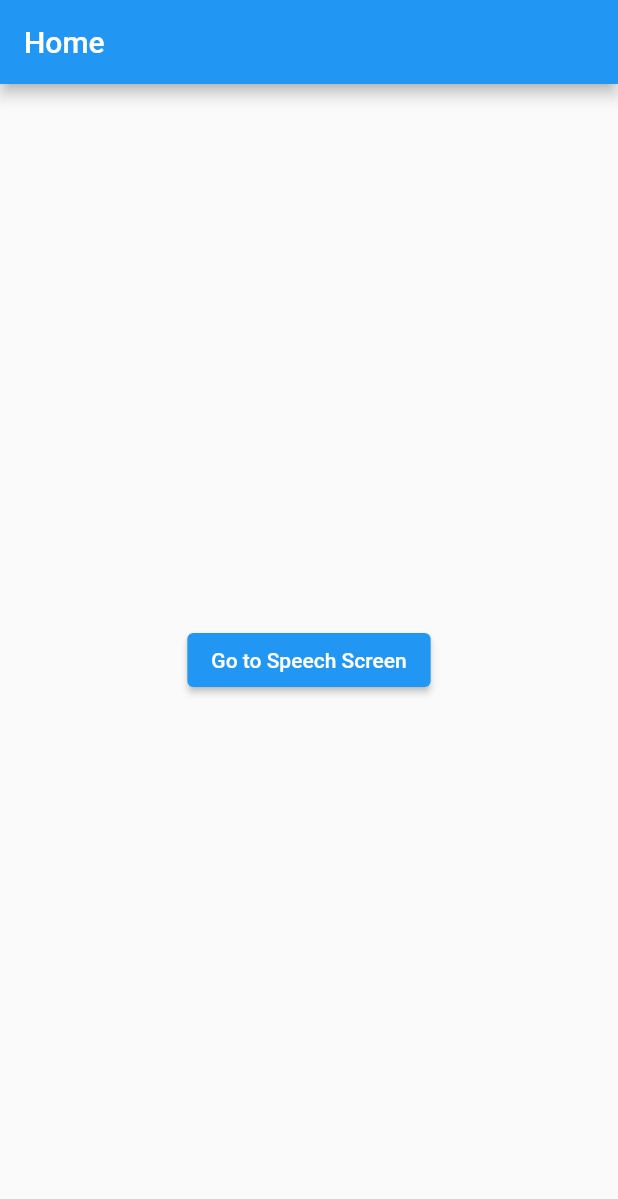
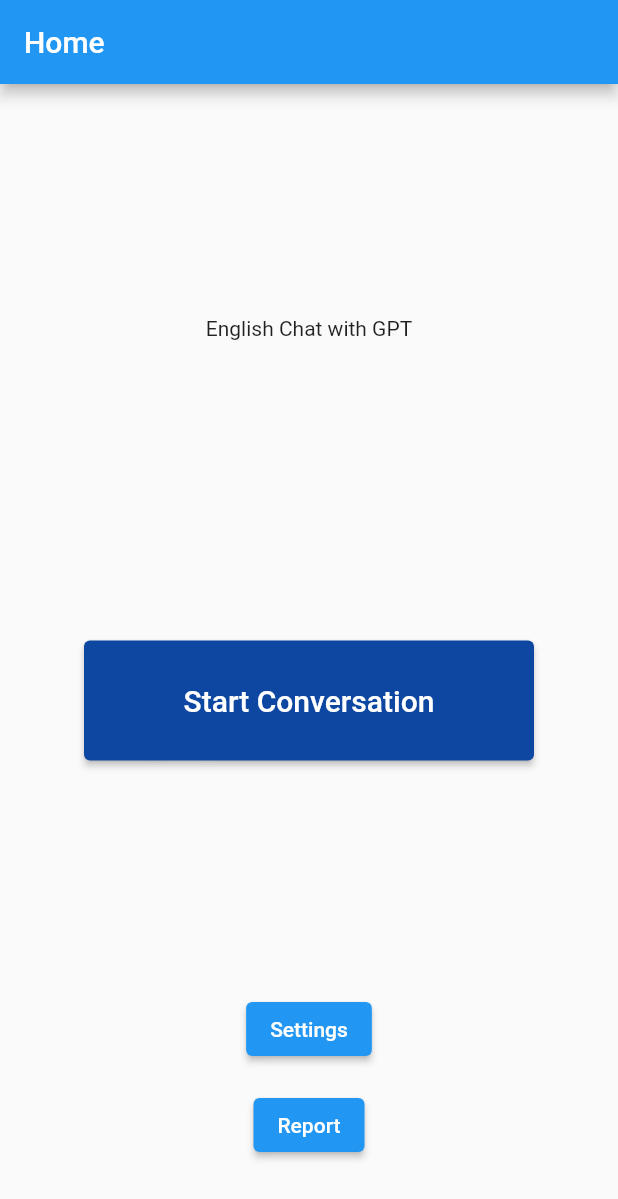
Before and after one commit to mirignak/kai-chatmate, a Flutter app: the screen it shows after launch, on a phone screen of 412 x 824 dp. Shown: the top 1199 px of the screen. Run offline on Flutter 3.47's test engine with Material 2 defaults, Android fonts, the light colour scheme and no system bars; our stand-ins replace speech_to_text.

Commit message:
app - routing , screen 추가

```diff
--- a/front/lib/screens/home_screen.dart
+++ b/front/lib/screens/home_screen.dart
@@ -11,12 +11,37 @@ class HomeScreen extends StatelessWidget {
         child: Column(
           mainAxisAlignment: MainAxisAlignment.center,
           children: [
+            Expanded(child: Container()),
+            Text('English Chat with GPT'),
+            SizedBox(height: 200),
             ElevatedButton(
               onPressed: () {
                 Navigator.pushNamed(context, '/speech');
               },
-              child: Text('Go to Speech Screen'),
+              style: ButtonStyle(
+                backgroundColor:
+                    MaterialStateProperty.all<Color>(Colors.blue.shade900),
+                minimumSize: MaterialStateProperty.all(Size(300, 80)),
+                textStyle: MaterialStateProperty.all<TextStyle>(
+                    TextStyle(fontSize: 20, fontWeight: FontWeight.w500)),
+              ),
+              child: Text('Start Conversation'),
             ),
+            Spacer(),
+            ElevatedButton(
+              onPressed: () {
+                Navigator.pushNamed(context, '/settings');
+              },
+              child: Text('Settings'),
+            ),
+            SizedBox(height: 16),
+            ElevatedButton(
+              onPressed: () {
+                Navigator.pushNamed(context, '/report');
+              },
+              child: Text('Report'),
+            ),
+            SizedBox(height: 50),
           ],
         ),
       ),
--- a/front/lib/screens/report_screen.dart
+++ b/front/lib/screens/report_screen.dart
@@ -13,7 +13,13 @@ class _ReportScreenState extends State<ReportScreen> {
 
   @override
   Widget build(BuildContext context) {
-    // TODO: implement build
-    throw UnimplementedError();
+    return Scaffold(
+        appBar: AppBar(
+          title: Text('Report'),
+        ),
+        body: Stack(
+          alignment: Alignment.centerLeft,
+          children: [Text('Report')],
+        ));
   }
 }
```
Also changed, not shown: front/lib/screens/settings_screen.dart (+29 -2 lines).
